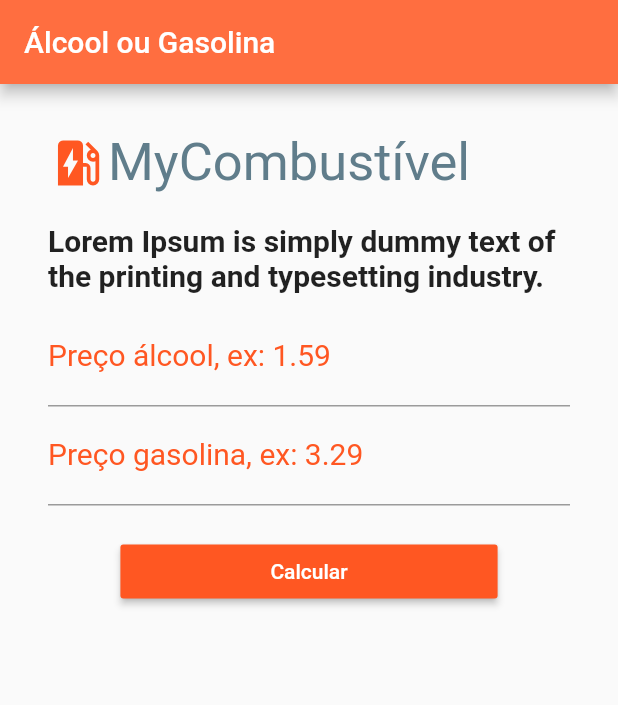
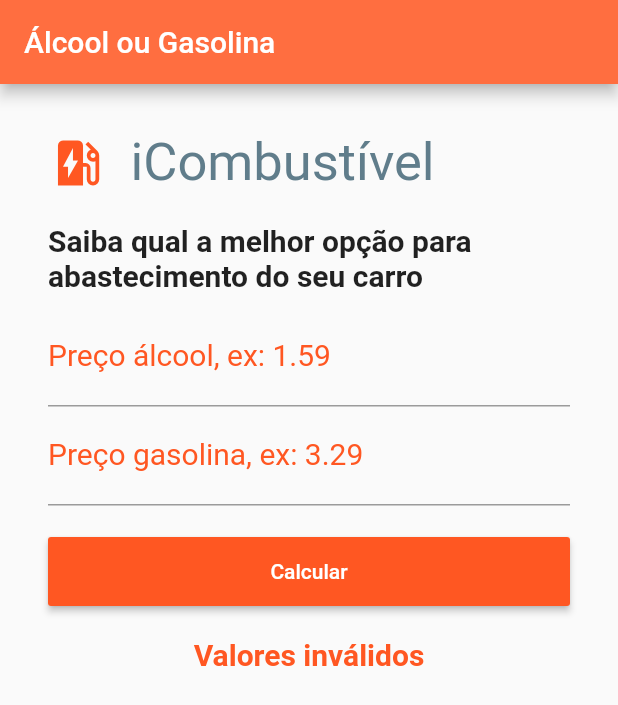
Before and after one commit to GiovaneLopes/flutter_combustivel, a Flutter app: the screen it shows after launch, after a tap on "Calcular", on a phone screen of 412 x 824 dp. Shown: the top 705 px of the screen. Run offline on Flutter 3.47's test engine with Material 2 defaults, Android fonts, the phone set to English and light mode, and no system bars.

Commit message:
aplicativo finalizado

```diff
--- a/flutter_combustivel/lib/Home.dart
+++ b/flutter_combustivel/lib/Home.dart
@@ -10,6 +10,25 @@ class Home extends StatefulWidget {
 class _HomeState extends State<Home> {
   TextEditingController _controllerAlcool = TextEditingController();
   TextEditingController _controllerGasolina = TextEditingController();
+  String _textoResultado = "Resultado";
+
+  void _calcular() {
+    double precoGasolina = double.tryParse(_controllerGasolina.text);
+    double precoAlcool = double.tryParse(_controllerAlcool.text);
+    precoGasolina == null || precoAlcool == null
+        ? setState(() {
+            _textoResultado = "Valores inválidos";
+          })
+        : precoAlcool / precoGasolina >= .7
+            ? setState(() => _textoResultado = "Melhor abastecer com gasolina")
+            : setState(() => _textoResultado = "Melhor abastecer com álcool");
+    this.limpaValores();
+  }
+
+  void limpaValores() {
+    this._controllerAlcool.text = "";
+    this._controllerGasolina.text = "";
+  }
 
   @override
   Widget build(BuildContext context) {
@@ -18,14 +37,19 @@ class _HomeState extends State<Home> {
           backgroundColor: Colors.deepOrangeAccent,
           title: Text("Álcool ou Gasolina")),
       body: Container(
+          child: SingleChildScrollView(
         padding: EdgeInsets.all(32),
         child: Column(
+          crossAxisAlignment: CrossAxisAlignment.stretch,
           children: <Widget>[
             Row(
               children: <Widget>[
                 Icon(Icons.ev_station, size: 40, color: Colors.deepOrange),
+                SizedBox(
+                  width: 15,
+                ),
                 Text(
-                  "MyCombustível",
+                  "iCombustível",
                   style: TextStyle(fontSize: 35, color: Colors.blueGrey),
                 )
               ],
@@ -34,7 +58,7 @@ class _HomeState extends State<Home> {
               height: 20,
             ),
             Text(
-              "Lorem Ipsum is simply dummy text of the printing and typesetting industry. ",
+              "Saiba qual a melhor opção para abastecimento do seu carro",
               style: TextStyle(fontSize: 20, fontWeight: FontWeight.bold),
             ),
             SizedBox(
@@ -57,27 +81,33 @@ class _HomeState extends State<Home> {
                   labelText: "Preço gasolina, ex: 3.29",
                   labelStyle: TextStyle(color: Colors.deepOrange)),
               style: TextStyle(fontSize: 20),
-              onSubmitted: (String texto) {
-                print("Valor digitado:" + texto);
-              },
               controller: _controllerGasolina,
             ),
             SizedBox(
               height: 20,
             ),
             RaisedButton(
-                onPressed: () {
-                  print(_textEditingController.text);
-                },
+              onPressed: () => _calcular(),
+              child: Text(
+                "Calcular",
+                style: TextStyle(color: Colors.white),
+              ),
+              color: Colors.deepOrange,
+              padding: EdgeInsets.all(15),
+            ),
+            Padding(
+                padding: EdgeInsets.fromLTRB(0, 20, 0, 0),
                 child: Text(
-                  "Calcular",
-                  style: TextStyle(color: Colors.white),
-                ),
-                color: Colors.deepOrange,
-                padding: EdgeInsets.fromLTRB(100, 0, 100, 0))
+                  _textoResultado,
+                  textAlign: TextAlign.center,
+                  style: TextStyle(
+                      color: Colors.deepOrange,
+                      fontWeight: FontWeight.bold,
+                      fontSize: 20),
+                ))
           ],
         ),
-      ),
+      )),
     );
   }
 }
```
Also changed, not shown: flutter_combustivel/pubspec.lock, 1 other file.
